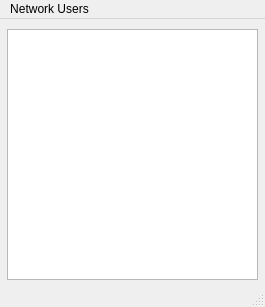
The window that staj-projeleri/pide/ui/mainWindow.ui (pars-linux/uludag) describes before a commit, drawn with Qt 5.
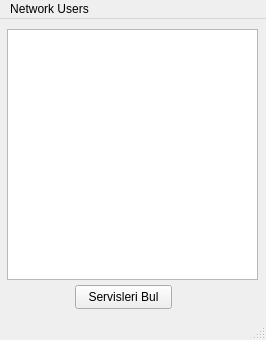
The same window after the commit.

```diff
--- a/staj-projeleri/pide/ui/mainWindow.ui
+++ b/staj-projeleri/pide/ui/mainWindow.ui
@@ -6,8 +6,8 @@
    <rect>
     <x>0</x>
     <y>0</y>
-    <width>265</width>
-    <height>307</height>
+    <width>266</width>
+    <height>340</height>
    </rect>
   </property>
   <property name="windowTitle">
@@ -24,13 +24,26 @@
      </rect>
     </property>
    </widget>
+   <widget class="QPushButton" name="pushButton">
+    <property name="geometry">
+     <rect>
+      <x>75</x>
+      <y>266</y>
+      <width>97</width>
+      <height>24</height>
+     </rect>
+    </property>
+    <property name="text">
+     <string>Servisleri Bul</string>
+    </property>
+   </widget>
   </widget>
   <widget class="QMenuBar" name="menubar">
    <property name="geometry">
     <rect>
      <x>0</x>
      <y>0</y>
-     <width>265</width>
+     <width>266</width>
      <height>23</height>
     </rect>
    </property>
```
